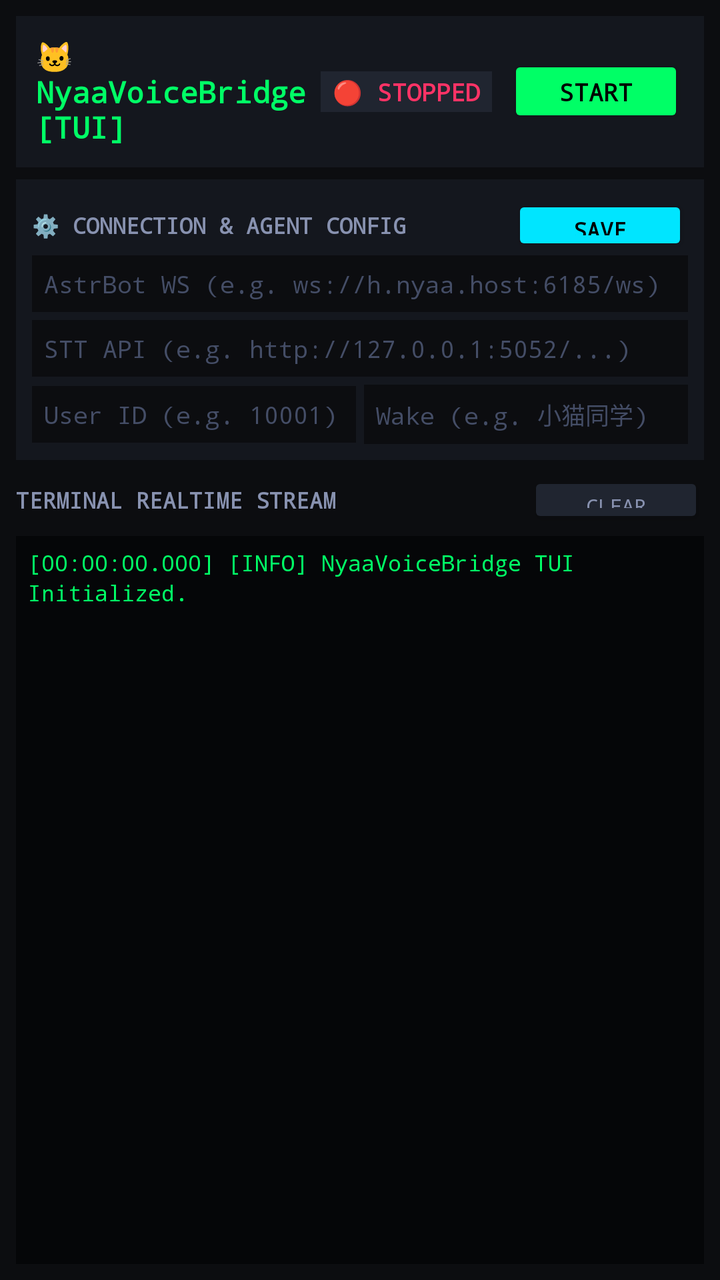
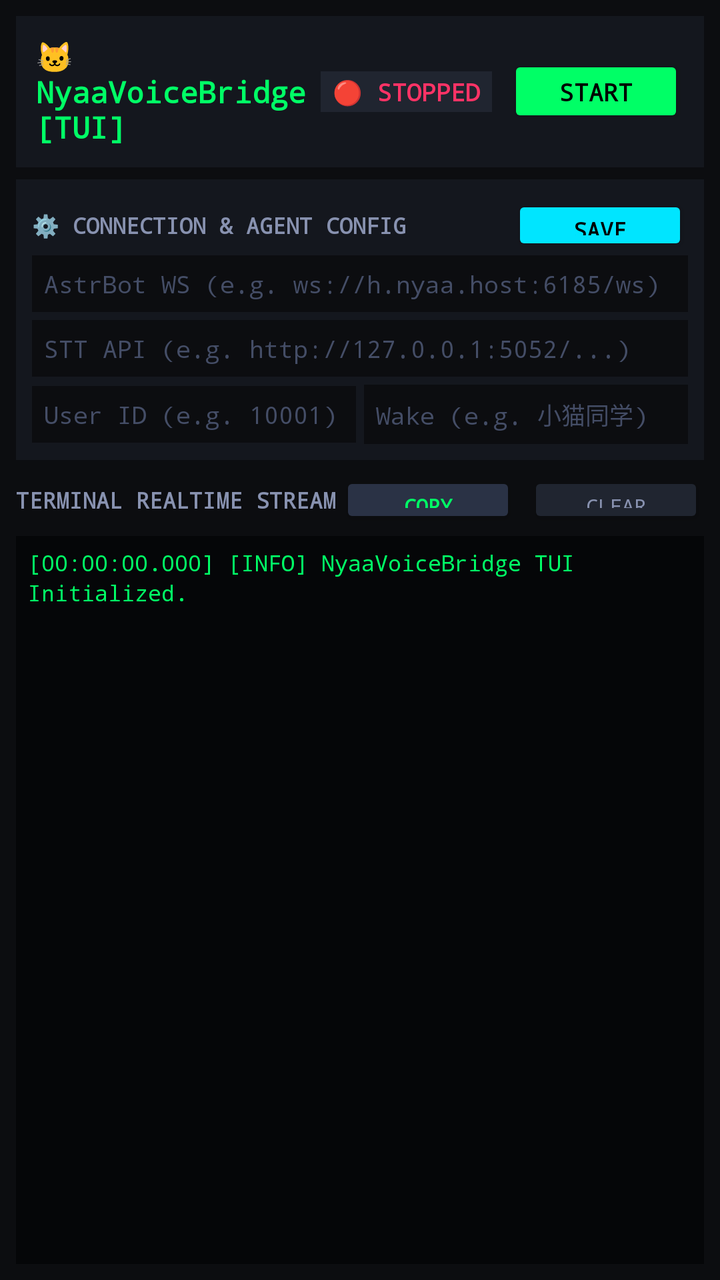

An Android layout rendered at two revisions. The XML below is the earlier revision; the diff shows what the commit changed to produce the second picture.
<!-- AndroidManifest.xml: application theme Theme.NyaaVoiceBridge.Tui -->
<!-- res/layout/activity_main.xml -->
<?xml version="1.0" encoding="utf-8"?>
<LinearLayout xmlns:android="http://schemas.android.com/apk/res/android"
    android:layout_width="match_parent"
    android:layout_height="match_parent"
    android:background="#0C0D10"
    android:orientation="vertical"
    android:padding="8dp">

    
    <LinearLayout
        android:layout_width="match_parent"
        android:layout_height="wrap_content"
        android:background="#14171E"
        android:gravity="center_vertical"
        android:orientation="horizontal"
        android:padding="10dp">

        <TextView
            android:id="@+id/tv_title"
            android:layout_width="0dp"
            android:layout_height="wrap_content"
            android:layout_weight="1"
            android:fontFamily="monospace"
            android:text="🐱 NyaaVoiceBridge [TUI]"
            android:textColor="#00FF66"
            android:textSize="15sp"
            android:textStyle="bold" />

        <TextView
            android:id="@+id/tv_status_badge"
            android:layout_width="wrap_content"
            android:layout_height="wrap_content"
            android:layout_marginEnd="8dp"
            android:background="#202530"
            android:fontFamily="monospace"
            android:paddingHorizontal="6dp"
            android:paddingVertical="2dp"
            android:text="🔴 STOPPED"
            android:textColor="#FF3366"
            android:textSize="12sp"
            android:textStyle="bold" />

        <Button
            android:id="@+id/btn_toggle_service"
            android:layout_width="wrap_content"
            android:layout_height="36dp"
            android:backgroundTint="#00FF66"
            android:fontFamily="monospace"
            android:insetTop="0dp"
            android:insetBottom="0dp"
            android:text="START"
            android:textColor="#000000"
            android:textSize="12sp"
            android:textStyle="bold" />
    </LinearLayout>

    
    <LinearLayout
        android:id="@+id/panel_config"
        android:layout_width="match_parent"
        android:layout_height="wrap_content"
        android:layout_marginTop="6dp"
        android:background="#14171E"
        android:orientation="vertical"
        android:padding="8dp">

        <LinearLayout
            android:layout_width="match_parent"
            android:layout_height="wrap_content"
            android:gravity="center_vertical"
            android:orientation="horizontal">

            <TextView
                android:layout_width="0dp"
                android:layout_height="wrap_content"
                android:layout_weight="1"
                android:fontFamily="monospace"
                android:text="⚙️ CONNECTION &amp; AGENT CONFIG"
                android:textColor="#8892B0"
                android:textSize="11sp"
                android:textStyle="bold" />

            <Button
                android:id="@+id/btn_save_config"
                android:layout_width="wrap_content"
                android:layout_height="30dp"
                android:backgroundTint="#00E5FF"
                android:fontFamily="monospace"
                android:insetTop="0dp"
                android:insetBottom="0dp"
                android:text="SAVE"
                android:textColor="#000000"
                android:textSize="11sp"
                android:textStyle="bold" />
        </LinearLayout>

        
        <EditText
            android:id="@+id/et_astrbot_ws"
            android:layout_width="match_parent"
            android:layout_height="wrap_content"
            android:background="#0C0D10"
            android:fontFamily="monospace"
            android:hint="AstrBot WS (e.g. ws://h.nyaa.host:6185/ws)"
            android:padding="6dp"
            android:textColor="#FFFFFF"
            android:textColorHint="#444D66"
            android:textSize="12sp" />

        
        <EditText
            android:id="@+id/et_stt_api"
            android:layout_width="match_parent"
            android:layout_height="wrap_content"
            android:layout_marginTop="4dp"
            android:background="#0C0D10"
            android:fontFamily="monospace"
            android:hint="STT API (e.g. http://127.0.0.1:5052/...)"
            android:padding="6dp"
            android:textColor="#FFFFFF"
            android:textColorHint="#444D66"
            android:textSize="12sp" />

        
        <LinearLayout
            android:layout_width="match_parent"
            android:layout_height="wrap_content"
            android:layout_marginTop="4dp"
            android:orientation="horizontal">

            <EditText
                android:id="@+id/et_user_id"
                android:layout_width="0dp"
                android:layout_height="wrap_content"
                android:layout_weight="1"
                android:background="#0C0D10"
                android:fontFamily="monospace"
                android:hint="User ID (e.g. 10001)"
                android:inputType="number"
                android:padding="6dp"
                android:textColor="#FFFFFF"
                android:textColorHint="#444D66"
                android:textSize="12sp" />

            <EditText
                android:id="@+id/et_wake_word"
                android:layout_width="0dp"
                android:layout_height="wrap_content"
                android:layout_marginStart="4dp"
                android:layout_weight="1"
                android:background="#0C0D10"
                android:fontFamily="monospace"
                android:hint="Wake (e.g. 小猫同学)"
                android:padding="6dp"
                android:textColor="#FFFFFF"
                android:textColorHint="#444D66"
                android:textSize="12sp" />
        </LinearLayout>
    </LinearLayout>

    
    <LinearLayout
        android:layout_width="match_parent"
        android:layout_height="wrap_content"
        android:layout_marginTop="6dp"
        android:gravity="center_vertical"
        android:orientation="horizontal">

        <TextView
            android:layout_width="0dp"
            android:layout_height="wrap_content"
            android:layout_weight="1"
            android:fontFamily="monospace"
            android:text="TERMINAL REALTIME STREAM"
            android:textColor="#8892B0"
            android:textSize="11sp"
            android:textStyle="bold" />

        <Button
            android:id="@+id/btn_clear_log"
            android:layout_width="wrap_content"
            android:layout_height="28dp"
            android:backgroundTint="#202530"
            android:fontFamily="monospace"
            android:insetTop="0dp"
            android:insetBottom="0dp"
            android:text="CLEAR"
            android:textColor="#8892B0"
            android:textSize="10sp" />
    </LinearLayout>

    
    <ScrollView
        android:id="@+id/scroll_terminal"
        android:layout_width="match_parent"
        android:layout_height="0dp"
        android:layout_marginTop="4dp"
        android:layout_weight="1"
        android:background="#050608"
        android:fillViewport="true"
        android:padding="6dp">

        <TextView
            android:id="@+id/tv_terminal_output"
            android:layout_width="match_parent"
            android:layout_height="wrap_content"
            android:fontFamily="monospace"
            android:lineSpacingExtra="2dp"
            android:text="[00:00:00.000] [INFO] NyaaVoiceBridge TUI Initialized.\n"
            android:textColor="#00FF66"
            android:textSize="11sp" />
    </ScrollView>

</LinearLayout>
<!-- resources referenced by this layout -->
<resources>
  <style name="Theme.NyaaVoiceBridge.Tui" parent="Theme.MaterialComponents.NoActionBar">
          
          <item name="android:windowBackground">#0C0D10</item>
          <item name="android:statusBarColor">#000000</item>
          <item name="android:navigationBarColor">#000000</item>
          <item name="colorPrimary">#00FF66</item>
          <item name="colorSecondary">#00E5FF</item>
          <item name="colorSurface">#14171E</item>
      </style>
</resources>

<!-- the commit's change to res/layout/activity_main.xml (unified diff, before → after) -->
@@ -177,6 +177,20 @@
             android:textStyle="bold" />
 
         <Button
+            android:id="@+id/btn_copy_log"
+            android:layout_width="wrap_content"
+            android:layout_height="28dp"
+            android:layout_marginEnd="6dp"
+            android:backgroundTint="#2A3245"
+            android:fontFamily="monospace"
+            android:insetTop="0dp"
+            android:insetBottom="0dp"
+            android:text="COPY"
+            android:textColor="#00FF66"
+            android:textSize="10sp"
+            android:textStyle="bold" />
+
+        <Button
             android:id="@+id/btn_clear_log"
             android:layout_width="wrap_content"
             android:layout_height="28dp"
